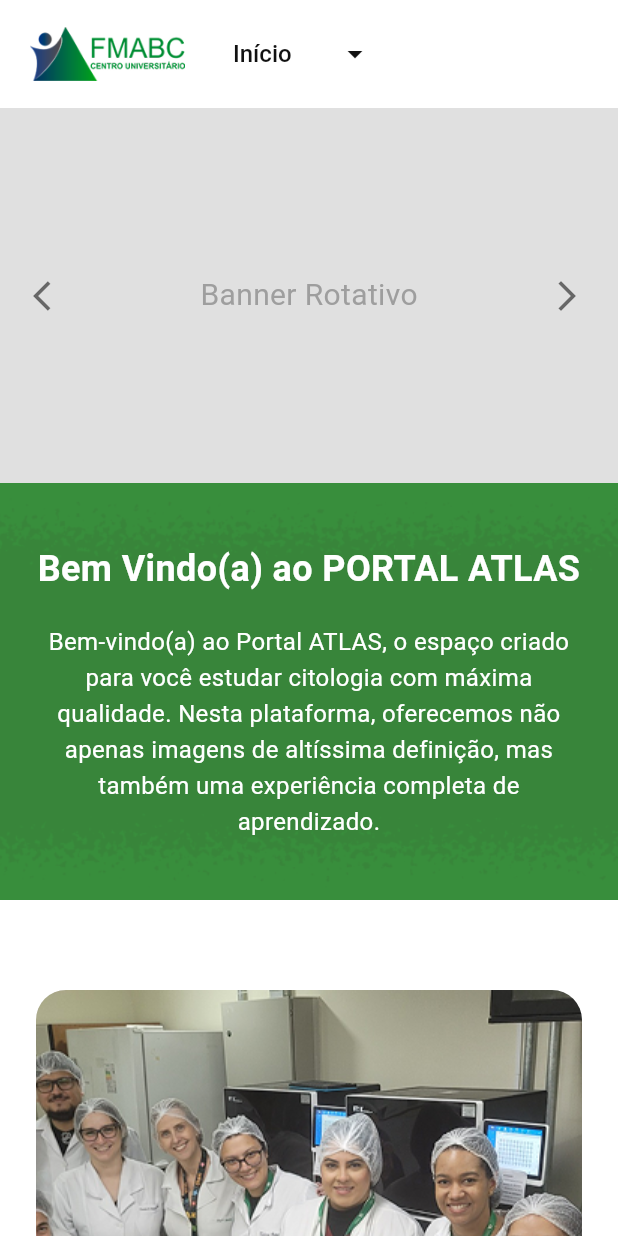
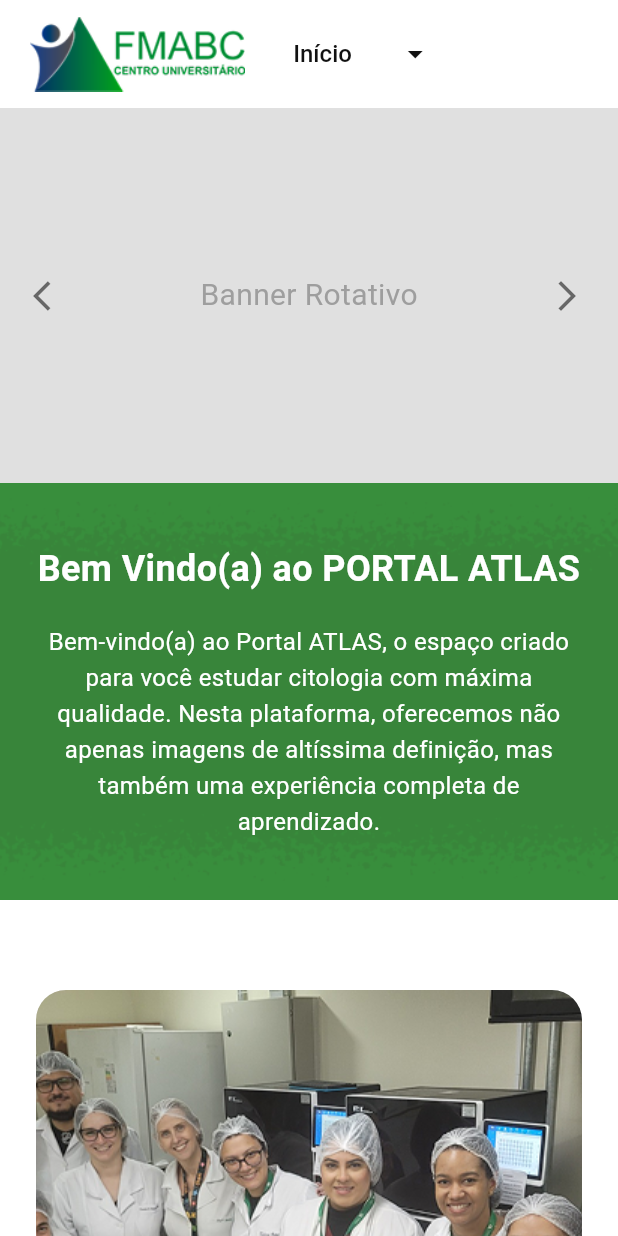
Before and after one commit to louisebochnia/PII_AtlasDigital, a Flutter app: the screen it shows after launch, on a phone screen of 412 x 824 dp. Run offline on Flutter 3.47's test engine with Material 3 defaults, Android fonts, the phone set to English and light mode, and no system bars; our stand-ins replace fl_chart, font_awesome_flutter, shared_preferences; missing offline and left inert: dart:html; accounts and stored records are empty; network calls fail.

Commit message:
FIX: - Barra de navegação - Pagina principal

```diff
--- a/atlas_digital/lib/src/componentes/barra_de_navegacao.dart
+++ b/atlas_digital/lib/src/componentes/barra_de_navegacao.dart
@@ -51,7 +51,7 @@ class TopNavBar extends StatelessWidget implements PreferredSizeWidget {
                       onTap: onAtlas,
                       child: Row(
                         children: [
-                          Image.asset('assets/logo_fmabc.png', height: 36),
+                          Image.asset('assets/logo_fmabc.png', height: 50),
                           const SizedBox(width: 8),
                         ],
                       ),
--- a/atlas_digital/lib/src/telas/pagina_inicial.dart
+++ b/atlas_digital/lib/src/telas/pagina_inicial.dart
@@ -3,7 +3,8 @@ import 'package:flutter/material.dart';
 const double kBreakpoint = 900;
 
 class PaginaInicial extends StatefulWidget {
-  const PaginaInicial({super.key});
+  final Function(int)? onNavegar;
+  const PaginaInicial({super.key, this.onNavegar});
 
   @override
   State<PaginaInicial> createState() => _PaginaInicialState();
@@ -83,7 +84,7 @@ class _PaginaInicialState extends State<PaginaInicial> {
               style: TextStyle(color: Colors.grey, fontSize: 20))
           ),
           Positioned(
-            left: isMobile ? 10 : padding, // Setas mais próximas da borda no mobile
+            left: isMobile ? 10 : padding,
             top: 0, bottom: 0,
             child: IconButton(
               icon: Icon(Icons.arrow_back_ios, size: isMobile ? 24 : 40, color: Colors.black54),
@@ -109,7 +110,7 @@ class _PaginaInicialState extends State<PaginaInicial> {
       horizontalPadding: padding,
       corFundo: const Color(0xFF388E3C),
       imagemFundo: const DecorationImage(
-        image: AssetImage("assets/banner_texture.png"), // Certifique-se que essa imagem existe ou remova
+        image: AssetImage("assets/banner_texture.png"),
         fit: BoxFit.cover,
       ),
       verticalPadding: isMobile ? 40 : 60,
@@ -224,9 +225,30 @@ class _PaginaInicialState extends State<PaginaInicial> {
             runSpacing: 30,
             alignment: WrapAlignment.center,
             children: [
-              _buildCardNovo(Icons.biotech_rounded, "Conteúdo", "Acesse materiais didáticos completos.", isMobile),
-              _buildCardNovo(Icons.collections_rounded, "Galeria", "Explore nosso acervo de lâminas.", isMobile),
-              _buildCardNovo(Icons.help_rounded, "Quiz", "Teste seus conhecimentos.", isMobile),
+              // CARD 1: Conteúdo -> Redireciona para índice 1 (Aba Conteúdo)
+              _buildCardNovo(
+                Icons.biotech_rounded,
+                "Conteúdo",
+                "Acesse materiais didáticos completos.",
+                isMobile,
+                onTap: () => widget.onNavegar?.call(1),
+              ),
+              // CARD 2: Galeria -> Redireciona para índice 2 (Aba Galeria)
+              _buildCardNovo(
+                Icons.collections_rounded,
+                "Galeria",
+                "Explore nosso acervo de lâminas.",
+                isMobile,
+                onTap: () => widget.onNavegar?.call(2),
+              ),
+              // CARD 3: Quiz (Exemplo sem navegação interna por enquanto)
+              _buildCardNovo(
+                Icons.help_rounded,
+                "Quiz",
+                "Teste seus conhecimentos.",
+                isMobile,
+                // onTap: ... se quiser navegar para algum lugar
+              ),
             ],
           ),
         ],
@@ -234,11 +256,13 @@ class _PaginaInicialState extends State<PaginaInicial> {
     );
   }
 
-  Widget _buildCardNovo(IconData icon, String title, String description, bool isMobile) {
+  Widget _buildCardNovo(IconData icon, String title, String description, bool isMobile, {VoidCallback? onTap}) {
+    const double cardHeight = 380;
+
     return Container(
       width: isMobile ? double.infinity : 300,
+      height: cardHeight,
       constraints: const BoxConstraints(maxWidth: 350),
-      padding: const EdgeInsets.symmetric(horizontal: 20, vertical: 30),
       decoration: BoxDecoration(
         color: Colors.white,
         borderRadius: BorderRadius.circular(30),
@@ -246,30 +270,42 @@ class _PaginaInicialState extends State<PaginaInicial> {
           BoxShadow(
             color: Colors.black.withOpacity(0.08),
             blurRadius: 20,
-            offset: const Offset(0, 8)
+            offset: const Offset(0, 8),
           )
         ],
         border: Border.all(color: Colors.grey.shade100),
       ),
+      child: Material(
+        color: Colors.transparent,
+        child: InkWell(
+          borderRadius: BorderRadius.circular(30),
+          onTap: onTap,
+          child: Padding(
+            padding: const EdgeInsets.symmetric(horizontal: 20, vertical: 30),
             child: Column(
+              mainAxisAlignment: MainAxisAlignment.center,
               children: [
-          Icon(icon, size: 60, color: const Color(0xFF388E3C)),
-          const SizedBox(height: 20),
+                Icon(icon, size: 150, color: const Color(0xFF388E3C)),
+                const SizedBox(height: 25),
                 Text(
                   title,
-            style: const TextStyle(fontSize: 22, fontWeight: FontWeight.bold, color: Colors.black87)
+                  style: const TextStyle(fontSize: 22, fontWeight: FontWeight.bold, color: Colors.black87),
                 ),
                 const SizedBox(height: 15),
                 Text(
                   description,
                   textAlign: TextAlign.center,
+                  maxLines: 4,
+                  overflow: TextOverflow.ellipsis,
                   style: const TextStyle(fontSize: 15, color: Colors.black54, height: 1.4),
                 )
               ],
             ),
+          ),
+        ),
+      ),
     );
   }
-
   // --- 5. SEÇÃO QUIZ ---
   Widget _buildQuizSection(double padding) {
     return _secaoComMargem(
@@ -315,16 +351,6 @@ class _PaginaInicialState extends State<PaginaInicial> {
                       shape: RoundedRectangleBorder(borderRadius: BorderRadius.circular(12)),
                     ),
                     child: const Text("Ver Quizzes", style: TextStyle(fontSize: 16, fontWeight: FontWeight.bold)),
-                  ),
-                  ElevatedButton(
-                    onPressed: () {},
-                    style: ElevatedButton.styleFrom(
-                      backgroundColor: const Color(0xFF388E3C),
-                      foregroundColor: Colors.white,
-                      padding: const EdgeInsets.symmetric(horizontal: 40, vertical: 22),
-                      shape: RoundedRectangleBorder(borderRadius: BorderRadius.circular(12)),
-                    ),
-                    child: const Text("FORMULÁRIOS", style: TextStyle(fontSize: 16, fontWeight: FontWeight.bold)),
                   ),
                 ],
               )
```
Lines whose indentation alone changed are shown as unchanged.
